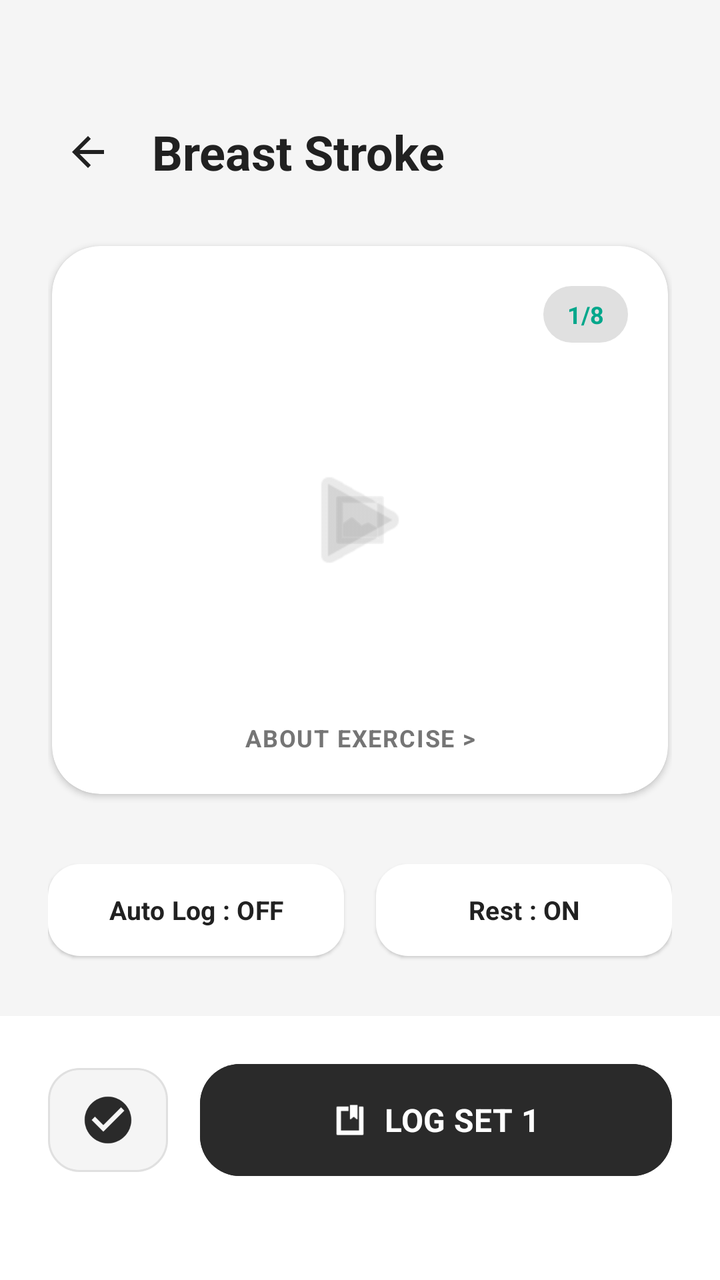
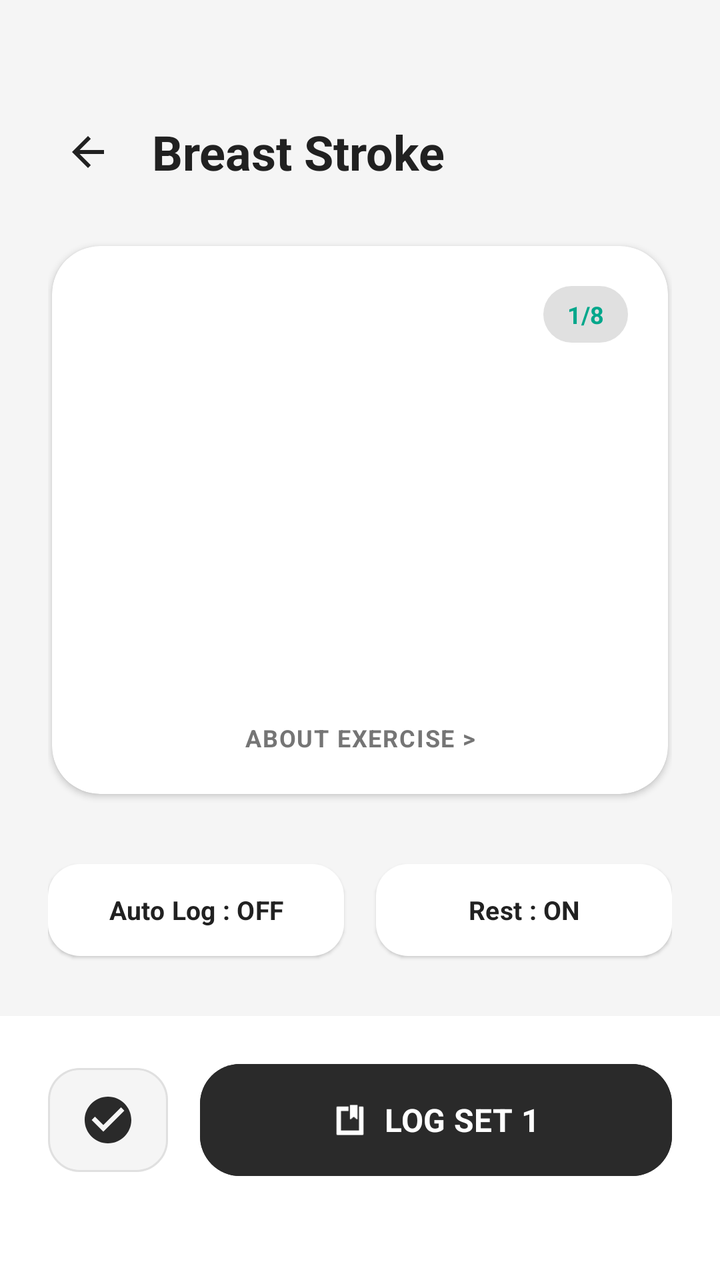

The first picture is an Android layout as it rendered before a commit; the second is the same layout after the commit. The layout source and the unified diff follow.
<!-- AndroidManifest.xml: application theme Theme.Nutriority -->
<!-- res/layout/fragment_exercise_detail.xml -->
<?xml version="1.0" encoding="utf-8"?>
<androidx.constraintlayout.widget.ConstraintLayout
    xmlns:android="http://schemas.android.com/apk/res/android"
    xmlns:app="http://schemas.android.com/apk/res-auto"
    xmlns:tools="http://schemas.android.com/tools"
    android:layout_width="match_parent"
    android:layout_height="match_parent"
    android:background="@color/app_background"
    tools:context=".ui.workout.ExerciseDetailFragment">

    
    <LinearLayout
        android:id="@+id/header_container"
        android:layout_width="match_parent"
        android:layout_height="wrap_content"
        android:orientation="vertical"
        android:paddingHorizontal="24dp"
        android:paddingTop="56dp"
        android:paddingBottom="16dp"
        app:layout_constraintTop_toTopOf="parent">

        <LinearLayout
            android:layout_width="match_parent"
            android:layout_height="wrap_content"
            android:gravity="center_vertical"
            android:orientation="horizontal">

            <ImageView
                android:id="@+id/backButton"
                android:layout_width="40dp"
                android:layout_height="40dp"
                android:importantForAccessibility="no"
                android:padding="8dp"
                android:src="@drawable/ic_arrow_back"
                app:tint="#212121" />

            <TextView
                android:id="@+id/exerciseTitle"
                android:layout_width="wrap_content"
                android:layout_height="wrap_content"
                android:layout_marginStart="12dp"
                android:fontFamily="sans-serif"
                android:textStyle="bold"
                android:text="Breast Stroke"
                android:textColor="#212121"
                android:textSize="24sp"
                app:autoSizeTextType="uniform"
                app:autoSizeMinTextSize="18sp"
                app:autoSizeMaxTextSize="24sp" />
        </LinearLayout>
    </LinearLayout>

    <androidx.core.widget.NestedScrollView
        android:layout_width="0dp"
        android:layout_height="0dp"
        android:clipToPadding="false"
        android:paddingBottom="100dp"
        app:layout_constraintBottom_toTopOf="@id/bottom_bar_container"
        app:layout_constraintEnd_toEndOf="parent"
        app:layout_constraintStart_toStartOf="parent"
        app:layout_constraintTop_toBottomOf="@id/header_container">

        <LinearLayout
            android:layout_width="match_parent"
            android:layout_height="wrap_content"
            android:orientation="vertical"
            android:paddingHorizontal="24dp">

            
            <com.google.android.material.card.MaterialCardView
                android:layout_width="match_parent"
                android:layout_height="280dp"
                android:layout_marginTop="8dp"
                app:cardBackgroundColor="@android:color/white"
                app:cardCornerRadius="24dp"
                app:cardElevation="2dp"
                app:cardPreventCornerOverlap="false"
                app:cardUseCompatPadding="true"
                app:strokeWidth="0dp">

                <androidx.constraintlayout.widget.ConstraintLayout
                    android:layout_width="match_parent"
                    android:layout_height="match_parent"
                    android:background="@android:color/transparent">

                    <TextView
                        android:id="@+id/exerciseCountText"
                        android:layout_width="wrap_content"
                        android:layout_height="wrap_content"
                        android:layout_marginTop="20dp"
                        android:layout_marginEnd="20dp"
                        android:background="@drawable/rounded_chip_background_light"
                        android:fontFamily="sans-serif"
                        android:textStyle="bold"
                        android:paddingHorizontal="12dp"
                        android:paddingVertical="6dp"
                        android:text="1/8"
                        android:textColor="@color/green"
                        android:textSize="12sp"
                        app:autoSizeTextType="uniform"
                        app:autoSizeMinTextSize="10sp"
                        app:autoSizeMaxTextSize="12sp"
                        app:layout_constraintEnd_toEndOf="parent"
                        app:layout_constraintTop_toTopOf="parent" />

                    <ImageView
                        android:id="@+id/img_exercise"
                        android:layout_width="match_parent"
                        android:layout_height="match_parent"
                        android:importantForAccessibility="no"
                        android:scaleType="centerInside"
                        android:layout_margin="32dp"
                        android:src="@android:drawable/ic_menu_gallery"
                        app:tint="#E0E0E0" />

                    <ImageView
                        android:layout_width="64dp"
                        android:layout_height="64dp"
                        android:importantForAccessibility="no"
                        android:src="@android:drawable/ic_media_play"
                        android:alpha="0.2"
                        app:layout_constraintBottom_toBottomOf="parent"
                        app:layout_constraintEnd_toEndOf="parent"
                        app:layout_constraintStart_toStartOf="parent"
                        app:layout_constraintTop_toTopOf="parent"
                        app:tint="@color/primary_dark" />

                    <TextView
                        android:id="@+id/btnAboutExercise"
                        android:layout_width="wrap_content"
                        android:layout_height="wrap_content"
                        android:layout_marginBottom="20dp"
                        android:fontFamily="sans-serif"
                        android:textStyle="bold"
                        android:text="ABOUT EXERCISE >"
                        android:textColor="#757575"
                        android:textSize="12sp"
                        android:letterSpacing="0.05"
                        app:autoSizeTextType="uniform"
                        app:autoSizeMinTextSize="10sp"
                        app:autoSizeMaxTextSize="12sp"
                        app:layout_constraintBottom_toBottomOf="parent"
                        app:layout_constraintEnd_toEndOf="parent"
                        app:layout_constraintStart_toStartOf="parent" />

                </androidx.constraintlayout.widget.ConstraintLayout>
            </com.google.android.material.card.MaterialCardView>

            
            <LinearLayout
                android:id="@+id/settings_row"
                android:layout_width="match_parent"
                android:layout_height="wrap_content"
                android:layout_marginTop="24dp"
                android:orientation="horizontal"
                android:clipToPadding="false"
                android:paddingVertical="4dp">

                <com.google.android.material.button.MaterialButton
                    android:id="@+id/btnAutoLog"
                    style="@style/Widget.Material3.Button.ElevatedButton"
                    android:layout_width="0dp"
                    android:layout_height="54dp"
                    android:layout_weight="1"
                    android:layout_marginEnd="8dp"
                    android:fontFamily="sans-serif"
                    android:textStyle="bold"
                    android:text="Auto Log : OFF"
                    android:textColor="#212121"
                    android:textSize="13sp"
                    app:backgroundTint="@color/white"
                    app:cornerRadius="16dp"
                    app:elevation="2dp"
                    app:autoSizeTextType="uniform"
                    app:autoSizeMinTextSize="10sp"
                    app:autoSizeMaxTextSize="13sp" />

                <com.google.android.material.button.MaterialButton
                    android:id="@+id/btnRest"
                    style="@style/Widget.Material3.Button.ElevatedButton"
                    android:layout_width="0dp"
                    android:layout_height="54dp"
                    android:layout_weight="1"
                    android:layout_marginStart="8dp"
                    android:fontFamily="sans-serif"
                    android:textStyle="bold"
                    android:text="Rest : ON"
                    android:textColor="#212121"
                    android:textSize="13sp"
                    app:backgroundTint="@color/white"
                    app:cornerRadius="16dp"
                    app:elevation="2dp"
                    app:autoSizeTextType="uniform"
                    app:autoSizeMinTextSize="10sp"
                    app:autoSizeMaxTextSize="13sp" />
            </LinearLayout>

            <TextView
                android:id="@+id/tv_sets_title"
                android:layout_width="wrap_content"
                android:layout_height="wrap_content"
                android:layout_marginTop="32dp"
                android:fontFamily="sans-serif"
                android:textStyle="bold"
                android:text="Sets"
                android:textColor="#212121"
                android:textSize="20sp"
                app:autoSizeTextType="uniform"
                app:autoSizeMinTextSize="16sp"
                app:autoSizeMaxTextSize="20sp" />

            <androidx.recyclerview.widget.RecyclerView
                android:id="@+id/setsRecyclerView"
                android:layout_width="match_parent"
                android:layout_height="wrap_content"
                android:layout_marginTop="8dp"
                android:layout_marginBottom="24dp"
                android:nestedScrollingEnabled="false"
                tools:listitem="@layout/item_exercise_set" />

        </LinearLayout>
    </androidx.core.widget.NestedScrollView>

    <FrameLayout
        android:id="@+id/bottom_bar_container"
        android:layout_width="match_parent"
        android:layout_height="wrap_content"
        app:layout_constraintBottom_toBottomOf="parent">

        
        <com.google.android.material.card.MaterialCardView
            android:id="@+id/bottom_bar"
            android:layout_width="match_parent"
            android:layout_height="wrap_content"
            app:cardBackgroundColor="@android:color/white"
            app:cardCornerRadius="0dp"
            app:cardElevation="16dp"
            app:strokeWidth="0dp">

            <LinearLayout
                android:layout_width="match_parent"
                android:layout_height="wrap_content"
                android:layout_marginHorizontal="24dp"
                android:layout_marginTop="20dp"
                android:layout_marginBottom="48dp"
                android:gravity="center_vertical"
                android:orientation="horizontal">

                
                <com.google.android.material.button.MaterialButton
                    android:id="@+id/btnCheck"
                    style="@style/Widget.Material3.Button.OutlinedButton"
                    android:layout_width="60dp"
                    android:layout_height="60dp"
                    android:padding="0dp"
                    app:cornerRadius="16dp"
                    app:backgroundTint="#F5F5F5"
                    app:strokeColor="#E0E0E0"
                    app:strokeWidth="1dp"
                    app:icon="@drawable/ic_check_circle"
                    app:iconGravity="textStart"
                    app:iconPadding="0dp"
                    app:iconSize="28dp"
                    app:iconTint="@color/primary_dark" />

                <com.google.android.material.button.MaterialButton
                    android:id="@+id/btnLogSet"
                    android:layout_width="0dp"
                    android:layout_height="64dp"
                    android:layout_weight="1"
                    android:layout_marginStart="16dp"
                    android:fontFamily="sans-serif"
                    android:textStyle="bold"
                    android:text="LOG SET 1"
                    android:textSize="16sp"
                    android:backgroundTint="@color/primary_dark"
                    android:textColor="@color/white"
                    app:cornerRadius="20dp"
                    app:icon="@android:drawable/ic_input_get"
                    app:iconTint="@color/white"
                    app:iconGravity="textStart"
                    app:autoSizeTextType="uniform"
                    app:autoSizeMinTextSize="12sp"
                    app:autoSizeMaxTextSize="16sp" />

            </LinearLayout>
        </com.google.android.material.card.MaterialCardView>

        
        <com.google.android.material.card.MaterialCardView
            android:id="@+id/rest_timer_bar"
            android:layout_width="match_parent"
            android:layout_height="wrap_content"
            android:visibility="gone"
            app:cardBackgroundColor="@android:color/white"
            app:cardCornerRadius="0dp"
            app:cardElevation="16dp"
            app:strokeWidth="0dp">

            <androidx.constraintlayout.widget.ConstraintLayout
                android:layout_width="match_parent"
                android:layout_height="wrap_content"
                android:paddingBottom="48dp"
                android:clickable="true"
                android:focusable="true">

                
                <ImageView
                    android:id="@+id/btnCloseRest"
                    android:layout_width="32dp"
                    android:layout_height="32dp"
                    android:layout_margin="16dp"
                    android:src="@drawable/ic_close"
                    app:layout_constraintStart_toStartOf="parent"
                    app:layout_constraintTop_toTopOf="parent"
                    app:tint="#757575" />

                <TextView
                    android:layout_width="wrap_content"
                    android:layout_height="wrap_content"
                    android:text="Rest"
                    android:textColor="#212121"
                    android:textSize="20sp"
                    android:fontFamily="sans-serif"
                    android:textStyle="bold"
                    app:layout_constraintBottom_toBottomOf="@id/btnCloseRest"
                    app:layout_constraintEnd_toEndOf="parent"
                    app:layout_constraintStart_toStartOf="parent"
                    app:layout_constraintTop_toTopOf="@id/btnCloseRest" />

                
                <LinearLayout
                    android:id="@+id/timer_layout"
                    android:layout_width="match_parent"
                    android:layout_height="wrap_content"
                    android:layout_marginTop="32dp"
                    android:gravity="center"
                    android:orientation="horizontal"
                    app:layout_constraintTop_toBottomOf="@id/btnCloseRest">

                    <com.google.android.material.button.MaterialButton
                        android:id="@+id/btnMinus5"
                        style="@style/Widget.Material3.Button.OutlinedButton"
                        android:layout_width="60dp"
                        android:layout_height="60dp"
                        android:text="-5"
                        android:textColor="@color/green"
                        android:fontFamily="sans-serif"
                        android:textStyle="bold"
                        app:cornerRadius="16dp"
                        app:strokeColor="@color/green" />

                    <TextView
                        android:id="@+id/tvRestTimer"
                        android:layout_width="wrap_content"
                        android:layout_height="wrap_content"
                        android:layout_marginHorizontal="24dp"
                        android:fontFamily="sans-serif"
                        android:text="00:36s"
                        android:textColor="#212121"
                        android:textSize="48sp"
                        android:textStyle="bold" />

                    <com.google.android.material.button.MaterialButton
                        android:id="@+id/btnPlus5"
                        style="@style/Widget.Material3.Button.OutlinedButton"
                        android:layout_width="60dp"
                        android:layout_height="60dp"
                        android:text="+5"
                        android:textColor="@color/green"
                        android:fontFamily="sans-serif"
                        android:textStyle="bold"
                        app:cornerRadius="16dp"
                        app:strokeColor="@color/green" />
                </LinearLayout>

                
                <com.google.android.material.button.MaterialButton
                    android:id="@+id/btnStopRest"
                    android:layout_width="match_parent"
                    android:layout_height="64dp"
                    android:layout_marginHorizontal="24dp"
                    android:layout_marginTop="32dp"
                    android:backgroundTint="@color/primary_dark"
                    android:text="STOP"
                    android:textColor="#FFFFFF"
                    android:fontFamily="sans-serif"
                    android:textStyle="bold"
                    app:cornerRadius="20dp"
                    app:icon="@drawable/dot_active"
                    app:iconTint="#D32F2F"
                    app:layout_constraintTop_toBottomOf="@id/timer_layout" />

            </androidx.constraintlayout.widget.ConstraintLayout>
        </com.google.android.material.card.MaterialCardView>
    </FrameLayout>

</androidx.constraintlayout.widget.ConstraintLayout>
<!-- res/layout/item_exercise_set.xml (included above) -->
<?xml version="1.0" encoding="utf-8"?>
<com.google.android.material.card.MaterialCardView
    xmlns:android="http://schemas.android.com/apk/res/android"
    xmlns:app="http://schemas.android.com/apk/res-auto"
    xmlns:tools="http://schemas.android.com/tools"
    android:layout_width="match_parent"
    android:layout_height="wrap_content"
    android:layout_marginVertical="4dp"
    app:cardBackgroundColor="@android:color/white"
    app:cardCornerRadius="16dp"
    app:cardElevation="2dp"
    app:cardPreventCornerOverlap="false"
    app:cardUseCompatPadding="true"
    app:strokeWidth="0dp">

    <androidx.constraintlayout.widget.ConstraintLayout
        android:layout_width="match_parent"
        android:layout_height="72dp"
        android:background="@android:color/transparent"
        android:paddingHorizontal="16dp">

        <TextView
            android:id="@+id/set_number"
            android:layout_width="36dp"
            android:layout_height="36dp"
            android:background="@drawable/bg_set_number_active"
            android:gravity="center"
            android:fontFamily="sans-serif"
            android:textStyle="bold"
            android:textColor="#FFFFFF"
            android:textSize="16sp"
            app:autoSizeTextType="uniform"
            app:autoSizeMinTextSize="12sp"
            app:autoSizeMaxTextSize="16sp"
            app:layout_constraintBottom_toBottomOf="parent"
            app:layout_constraintStart_toStartOf="parent"
            app:layout_constraintTop_toTopOf="parent" />

        <LinearLayout
            android:id="@+id/reps_container"
            android:layout_width="0dp"
            android:layout_height="wrap_content"
            android:gravity="center"
            android:orientation="vertical"
            app:layout_constraintBottom_toBottomOf="parent"
            app:layout_constraintEnd_toStartOf="@id/divider"
            app:layout_constraintStart_toEndOf="@id/set_number"
            app:layout_constraintTop_toTopOf="parent">

            <TextView
                android:id="@+id/reps_count"
                android:layout_width="match_parent"
                android:layout_height="wrap_content"
                android:fontFamily="sans-serif"
                android:textStyle="bold"
                android:textColor="#212121"
                android:textSize="22sp"
                android:gravity="center"
                app:autoSizeTextType="uniform"
                app:autoSizeMinTextSize="16sp"
                app:autoSizeMaxTextSize="22sp" />

            <TextView
                android:id="@+id/unit_label"
                android:layout_width="match_parent"
                android:layout_height="wrap_content"
                android:fontFamily="sans-serif-medium"
                android:text="reps"
                android:textAllCaps="true"
                android:textColor="#757575"
                android:textSize="10sp"
                android:letterSpacing="0.1"
                android:gravity="center"
                app:autoSizeTextType="uniform"
                app:autoSizeMinTextSize="8sp"
                app:autoSizeMaxTextSize="10sp" />
        </LinearLayout>

        <View
            android:id="@+id/divider"
            android:layout_width="1dp"
            android:layout_height="24dp"
            android:background="#F5F5F5"
            app:layout_constraintBottom_toBottomOf="parent"
            app:layout_constraintEnd_toStartOf="@+id/delete_button"
            app:layout_constraintStart_toEndOf="@id/reps_container"
            app:layout_constraintTop_toTopOf="parent" />

        <LinearLayout
            android:id="@+id/delete_button"
            android:layout_width="0dp"
            android:layout_height="wrap_content"
            android:gravity="center"
            android:orientation="vertical"
            app:layout_constraintBottom_toBottomOf="parent"
            app:layout_constraintEnd_toEndOf="parent"
            app:layout_constraintStart_toEndOf="@id/divider"
            app:layout_constraintTop_toTopOf="parent">

            <ImageView
                android:layout_width="20dp"
                android:layout_height="20dp"
                android:importantForAccessibility="no"
                android:src="@android:drawable/ic_menu_delete"
                app:tint="#757575" />

            <TextView
                android:id="@+id/delete_text"
                android:layout_width="match_parent"
                android:layout_height="wrap_content"
                android:layout_marginTop="4dp"
                android:fontFamily="sans-serif"
                android:textStyle="bold"
                android:text="REMOVE"
                android:textColor="#757575"
                android:textSize="10sp"
                android:letterSpacing="0.05"
                android:gravity="center"
                app:autoSizeTextType="uniform"
                app:autoSizeMinTextSize="8sp"
                app:autoSizeMaxTextSize="10sp" />
        </LinearLayout>

    </androidx.constraintlayout.widget.ConstraintLayout>
</com.google.android.material.card.MaterialCardView>
<!-- resources referenced by this layout -->
<resources>
  <color name="app_background">#F5F5F5</color>
  <color name="green">#00A78B</color>
  <color name="primary_dark">#2A2A2A</color>
  <color name="white">#FFFFFFFF</color>
  <!-- drawable bg_set_number_active (drawable) -->
  <?xml version="1.0" encoding="utf-8"?>
  <shape xmlns:android="http://schemas.android.com/apk/res/android"
      android:shape="rectangle">
      <corners android:radius="8dp"/>
      <solid android:color="@color/secondary_blue"/>
  </shape>
  <!-- drawable dot_active (drawable) -->
  <?xml version="1.0" encoding="utf-8"?>
  <shape xmlns:android="http://schemas.android.com/apk/res/android"
      android:shape="oval">
      <solid android:color="@android:color/white"/>
      <size android:width="12dp" android:height="12dp"/>
  </shape>
  <!-- drawable ic_arrow_back (drawable) -->
  <vector xmlns:android="http://schemas.android.com/apk/res/android" android:autoMirrored="true" android:height="32dp" android:tint="#000000" android:viewportHeight="24" android:viewportWidth="24" android:width="32dp">
        
      <path android:fillColor="@android:color/white" android:pathData="M20,11H7.83l5.59,-5.59L12,4l-8,8 8,8 1.41,-1.41L7.83,13H20v-2z"/>
      
  </vector>
  <!-- drawable ic_check_circle (drawable) -->
  <vector xmlns:android="http://schemas.android.com/apk/res/android"
      android:width="24dp"
      android:height="24dp"
      android:viewportWidth="24"
      android:viewportHeight="24"
      android:tint="?attr/colorControlNormal">
    <path
        android:fillColor="@android:color/white"
        android:pathData="M12,2C6.48,2 2,6.48 2,12s4.48,10 10,10 10,-4.48 10,-10S17.52,2 12,2zM10,17l-5,-5 1.41,-1.41L10,14.17l7.59,-7.59L19,8l-9,9z"/>
  </vector>
  <!-- drawable ic_close (drawable) -->
  <vector xmlns:android="http://schemas.android.com/apk/res/android"
      android:width="24dp"
      android:height="24dp"
      android:viewportWidth="24"
      android:viewportHeight="24">
      <path
          android:fillColor="#000000"
          android:pathData="M19,6.41L17.59,5,12,10.59,6.41,5,5,6.41,10.59,12,5,17.59,6.41,19,12,13.41,17.59,19,19,17.59,13.41,12z" />
  </vector>
  <!-- drawable rounded_chip_background_light (drawable) -->
  <shape xmlns:android="http://schemas.android.com/apk/res/android">
      <solid android:color="#E0E0E0" />
      <corners android:radius="24dp" />
  </shape>
  <style name="Theme.Nutriority" parent="Base.Theme.Nutriority" />
  <color name="secondary_blue">#00A4B9</color>
  <style name="Base.Theme.Nutriority" parent="Theme.Material3.Light.NoActionBar">
          <item name="android:windowBackground">#F5F5F5</item>
          <item name="android:windowDrawsSystemBarBackgrounds">true</item>
          <item name="android:statusBarColor">@android:color/transparent</item>
          <item name="android:windowLightStatusBar">true</item>
          <item name="android:navigationBarColor">@android:color/transparent</item>
          <item name="android:windowLightNavigationBar" tools:ignore="NewApi">true</item>
          <item name="android:enforceNavigationBarContrast" tools:ignore="NewApi">false</item>
      </style>
</resources>

<!-- the commit's change to res/layout/fragment_exercise_detail.xml (unified diff, before → after) -->
@@ -109,21 +109,7 @@
                         android:layout_height="match_parent"
                         android:importantForAccessibility="no"
                         android:scaleType="centerInside"
-                        android:layout_margin="32dp"
-                        android:src="@android:drawable/ic_menu_gallery"
-                        app:tint="#E0E0E0" />
-
-                    <ImageView
-                        android:layout_width="64dp"
-                        android:layout_height="64dp"
-                        android:importantForAccessibility="no"
-                        android:src="@android:drawable/ic_media_play"
-                        android:alpha="0.2"
-                        app:layout_constraintBottom_toBottomOf="parent"
-                        app:layout_constraintEnd_toEndOf="parent"
-                        app:layout_constraintStart_toStartOf="parent"
-                        app:layout_constraintTop_toTopOf="parent"
-                        app:tint="@color/primary_dark" />
+                        android:layout_margin="32dp" />
 
                     <TextView
                         android:id="@+id/btnAboutExercise"
